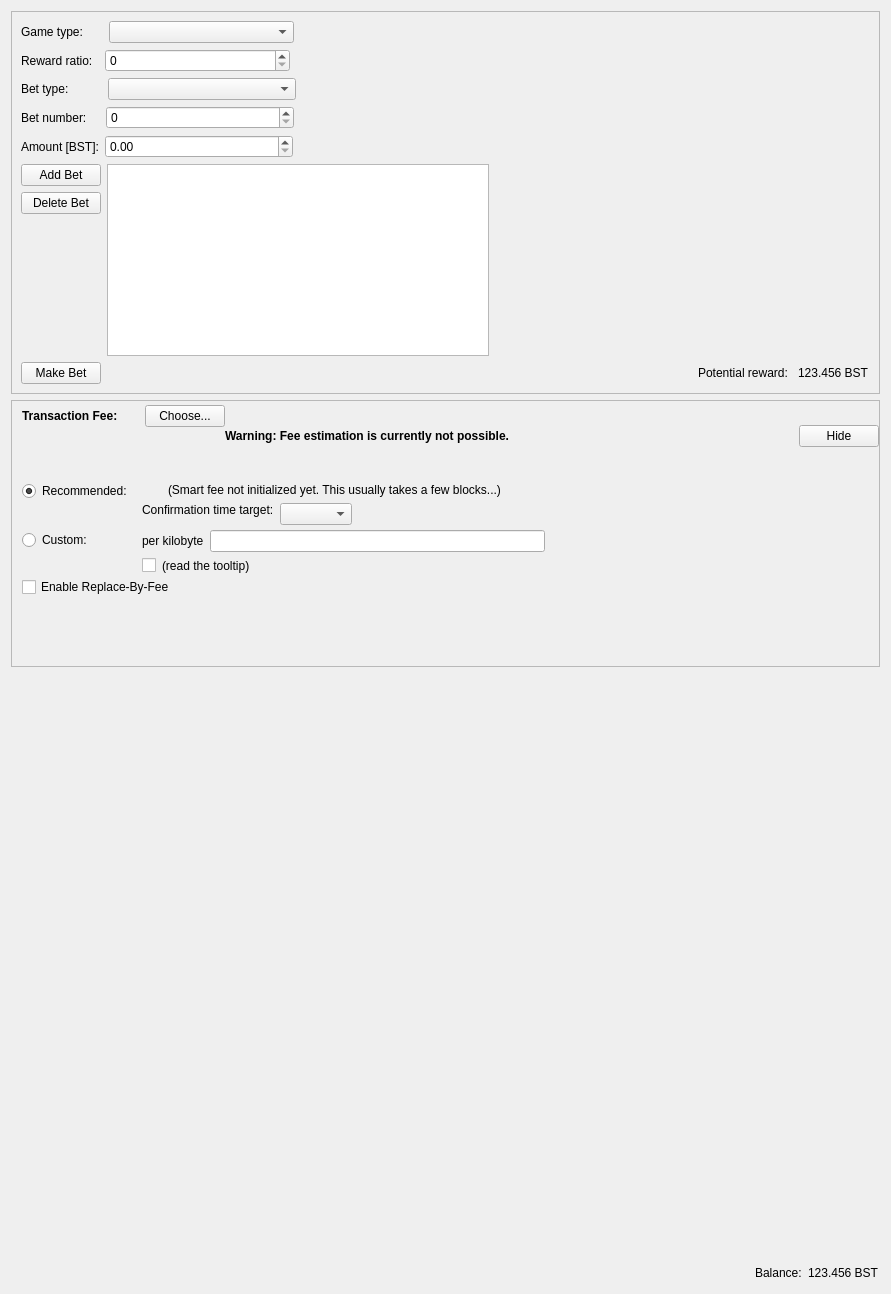
The window that src/qt/forms/gamepage.ui (opodgorska/bst) describes before a commit, drawn with Qt 5.
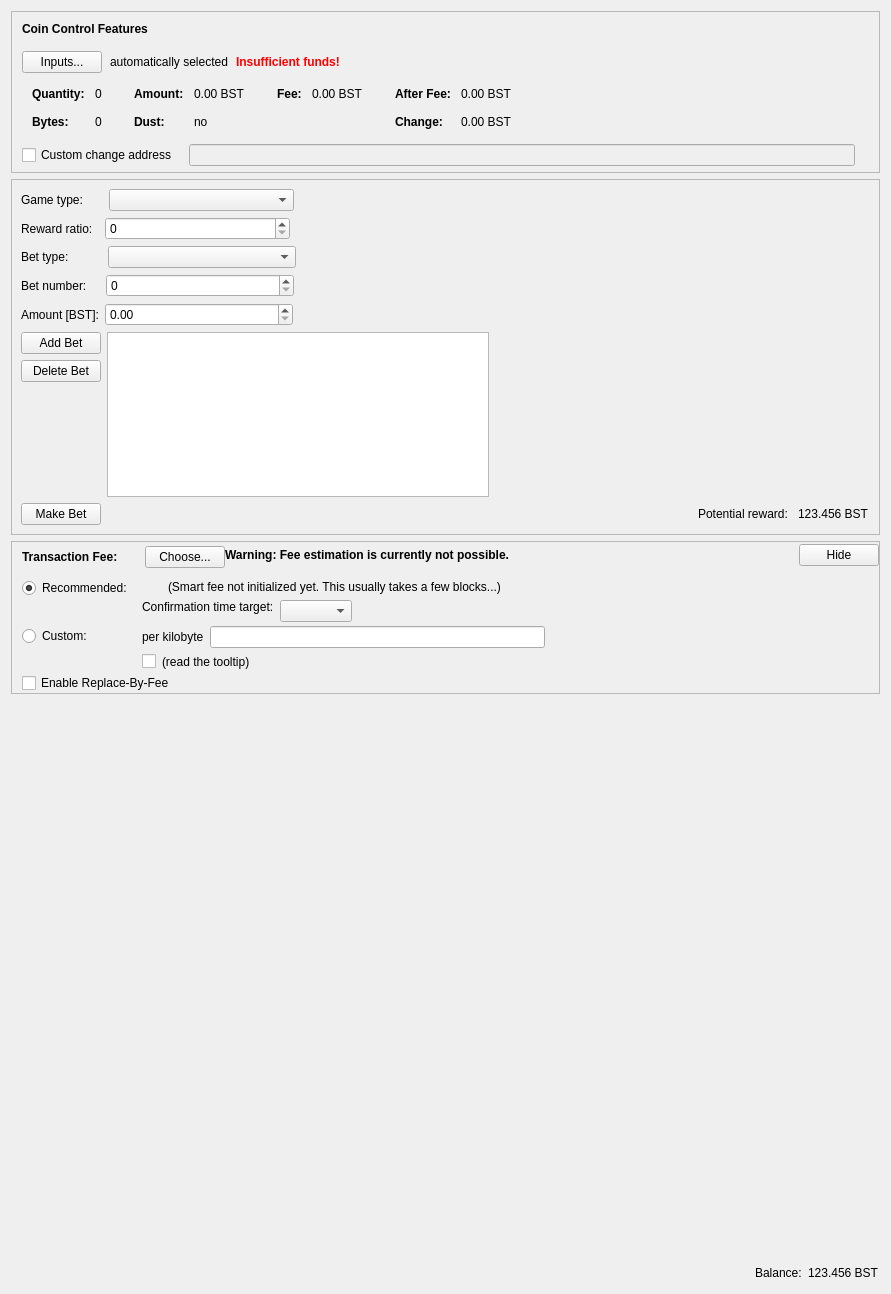
The same window after the commit. Custom widgets are drawn as their Qt base class.

Commit message: coin control feature added for games and blockstamp tabs

```diff
--- a/src/qt/forms/gamepage.ui
+++ b/src/qt/forms/gamepage.ui
@@ -13,7 +13,567 @@
   <property name="windowTitle">
    <string>Form</string>
   </property>
-  <layout class="QVBoxLayout" name="verticalLayout_7">
+  <layout class="QVBoxLayout" name="verticalLayout_3">
+   <item>
+    <widget class="QFrame" name="frameCoinControl">
+     <property name="sizePolicy">
+      <sizepolicy hsizetype="Expanding" vsizetype="Expanding">
+       <horstretch>0</horstretch>
+       <verstretch>0</verstretch>
+      </sizepolicy>
+     </property>
+     <property name="maximumSize">
+      <size>
+       <width>16777215</width>
+       <height>16777215</height>
+      </size>
+     </property>
+     <property name="frameShape">
+      <enum>QFrame::StyledPanel</enum>
+     </property>
+     <property name="frameShadow">
+      <enum>QFrame::Sunken</enum>
+     </property>
+     <layout class="QVBoxLayout" name="verticalLayoutCoinControl2">
+      <property name="spacing">
+       <number>0</number>
+      </property>
+      <property name="leftMargin">
+       <number>0</number>
+      </property>
+      <property name="topMargin">
+       <number>0</number>
+      </property>
+      <property name="rightMargin">
+       <number>0</number>
+      </property>
+      <property name="bottomMargin">
+       <number>6</number>
+      </property>
+      <item>
+       <layout class="QVBoxLayout" name="verticalLayoutCoinControl" stretch="0,0,0,0,1">
+        <property name="spacing">
+         <number>0</number>
+        </property>
+        <property name="leftMargin">
+         <number>10</number>
+        </property>
+        <property name="topMargin">
+         <number>10</number>
+        </property>
+        <item>
+         <layout class="QHBoxLayout" name="horizontalLayoutCoinControl1">
+          <property name="bottomMargin">
+           <number>15</number>
+          </property>
+          <item>
+           <widget class="QLabel" name="labelCoinControlFeatures">
+            <property name="sizePolicy">
+             <sizepolicy hsizetype="Preferred" vsizetype="Maximum">
+              <horstretch>0</horstretch>
+              <verstretch>0</verstretch>
+             </sizepolicy>
+            </property>
+            <property name="font">
+             <font>
+              <weight>75</weight>
+              <bold>true</bold>
+             </font>
+            </property>
+            <property name="styleSheet">
+             <string notr="true">font-weight:bold;</string>
+            </property>
+            <property name="text">
+             <string>Coin Control Features</string>
+            </property>
+           </widget>
+          </item>
+         </layout>
+        </item>
+        <item>
+         <layout class="QHBoxLayout" name="horizontalLayoutCoinControl2" stretch="0,0,0,0">
+          <property name="spacing">
+           <number>8</number>
+          </property>
+          <property name="bottomMargin">
+           <number>10</number>
+          </property>
+          <item>
+           <widget class="QPushButton" name="pushButtonCoinControl">
+            <property name="styleSheet">
+             <string notr="true"/>
+            </property>
+            <property name="text">
+             <string>Inputs...</string>
+            </property>
+            <property name="autoDefault">
+             <bool>false</bool>
+            </property>
+           </widget>
+          </item>
+          <item>
+           <widget class="QLabel" name="labelCoinControlAutomaticallySelected">
+            <property name="text">
+             <string>automatically selected</string>
+            </property>
+            <property name="margin">
+             <number>5</number>
+            </property>
+           </widget>
+          </item>
+          <item>
+           <widget class="QLabel" name="labelCoinControlInsuffFunds">
+            <property name="font">
+             <font>
+              <weight>75</weight>
+              <bold>true</bold>
+             </font>
+            </property>
+            <property name="styleSheet">
+             <string notr="true">color:red;font-weight:bold;</string>
+            </property>
+            <property name="text">
+             <string>Insufficient funds!</string>
+            </property>
+            <property name="margin">
+             <number>5</number>
+            </property>
+           </widget>
+          </item>
+          <item>
+           <spacer name="horizontalSpacerCoinControl">
+            <property name="orientation">
+             <enum>Qt::Horizontal</enum>
+            </property>
+            <property name="sizeHint" stdset="0">
+             <size>
+              <width>40</width>
+              <height>1</height>
+             </size>
+            </property>
+           </spacer>
+          </item>
+         </layout>
+        </item>
+        <item>
+         <widget class="QWidget" name="widgetCoinControl" native="true">
+          <property name="sizePolicy">
+           <sizepolicy hsizetype="Preferred" vsizetype="Preferred">
+            <horstretch>0</horstretch>
+            <verstretch>0</verstretch>
+           </sizepolicy>
+          </property>
+          <property name="minimumSize">
+           <size>
+            <width>0</width>
+            <height>0</height>
+           </size>
+          </property>
+          <property name="styleSheet">
+           <string notr="true"/>
+          </property>
+          <layout class="QHBoxLayout" name="horizontalLayoutCoinControl5">
+           <property name="leftMargin">
+            <number>0</number>
+           </property>
+           <property name="topMargin">
+            <number>0</number>
+           </property>
+           <property name="rightMargin">
+            <number>0</number>
+           </property>
+           <property name="bottomMargin">
+            <number>0</number>
+           </property>
+           <item>
+            <layout class="QHBoxLayout" name="horizontalLayoutCoinControl3" stretch="0,0,0,1">
+             <property name="spacing">
+              <number>20</number>
+             </property>
+             <property name="topMargin">
+              <number>0</number>
+             </property>
+             <property name="bottomMargin">
+              <number>10</number>
+             </property>
+             <item>
+              <layout class="QFormLayout" name="formLayoutCoinControl1">
+               <property name="horizontalSpacing">
+                <number>10</number>
+               </property>
+               <property name="verticalSpacing">
+                <number>14</number>
+               </property>
+               <property name="leftMargin">
+                <number>10</number>
+               </property>
+               <property name="topMargin">
+                <number>4</number>
+               </property>
+               <property name="rightMargin">
+                <number>6</number>
+               </property>
+               <item row="0" column="0">
+                <widget class="QLabel" name="labelCoinControlQuantityText">
+                 <property name="font">
+                  <font>
+                   <weight>75</weight>
+                   <bold>true</bold>
+                  </font>
+                 </property>
+                 <property name="text">
+                  <string>Quantity:</string>
+                 </property>
+                 <property name="margin">
+                  <number>0</number>
+                 </property>
+                </widget>
+               </item>
+               <item row="0" column="1">
+                <widget class="QLabel" name="labelCoinControlQuantity">
+                 <property name="cursor">
+                  <cursorShape>IBeamCursor</cursorShape>
+                 </property>
+                 <property name="contextMenuPolicy">
+                  <enum>Qt::ActionsContextMenu</enum>
+                 </property>
+                 <property name="text">
+                  <string notr="true">0</string>
+                 </property>
+                 <property name="margin">
+                  <number>0</number>
+                 </property>
+                 <property name="textInteractionFlags">
+                  <set>Qt::LinksAccessibleByMouse|Qt::TextSelectableByKeyboard|Qt::TextSelectableByMouse</set>
+                 </property>
+                </widget>
+               </item>
+               <item row="1" column="0">
+                <widget class="QLabel" name="labelCoinControlBytesText">
+                 <property name="font">
+                  <font>
+                   <weight>75</weight>
+                   <bold>true</bold>
+                  </font>
+                 </property>
+                 <property name="text">
+                  <string>Bytes:</string>
+                 </property>
+                </widget>
+               </item>
+               <item row="1" column="1">
+                <widget class="QLabel" name="labelCoinControlBytes">
+                 <property name="cursor">
+                  <cursorShape>IBeamCursor</cursorShape>
+                 </property>
+                 <property name="contextMenuPolicy">
+                  <enum>Qt::ActionsContextMenu</enum>
+                 </property>
+                 <property name="text">
+                  <string notr="true">0</string>
+                 </property>
+                 <property name="textInteractionFlags">
+                  <set>Qt::LinksAccessibleByMouse|Qt::TextSelectableByKeyboard|Qt::TextSelectableByMouse</set>
+                 </property>
+                </widget>
+               </item>
+              </layout>
+             </item>
+             <item>
+              <layout class="QFormLayout" name="formLayoutCoinControl2">
+               <property name="horizontalSpacing">
+                <number>10</number>
+               </property>
+               <property name="verticalSpacing">
+                <number>14</number>
+               </property>
+               <property name="leftMargin">
+                <number>6</number>
+               </property>
+               <property name="topMargin">
+                <number>4</number>
+               </property>
+               <property name="rightMargin">
+                <number>6</number>
+               </property>
+               <item row="0" column="0">
+                <widget class="QLabel" name="labelCoinControlAmountText">
+                 <property name="font">
+                  <font>
+                   <weight>75</weight>
+                   <bold>true</bold>
+                  </font>
+                 </property>
+                 <property name="text">
+                  <string>Amount:</string>
+                 </property>
+                 <property name="margin">
+                  <number>0</number>
+                 </property>
+                </widget>
+               </item>
+               <item row="0" column="1">
+                <widget class="QLabel" name="labelCoinControlAmount">
+                 <property name="cursor">
+                  <cursorShape>IBeamCursor</cursorShape>
+                 </property>
+                 <property name="contextMenuPolicy">
+                  <enum>Qt::ActionsContextMenu</enum>
+                 </property>
+                 <property name="text">
+                  <string notr="true">0.00 BST</string>
+                 </property>
+                 <property name="textInteractionFlags">
+                  <set>Qt::LinksAccessibleByMouse|Qt::TextSelectableByKeyboard|Qt::TextSelectableByMouse</set>
+                 </property>
+                </widget>
+               </item>
+               <item row="1" column="0">
+                <widget class="QLabel" name="labelCoinControlLowOutputText">
+                 <property name="font">
+                  <font>
+                   <weight>75</weight>
+                   <bold>true</bold>
+                  </font>
+                 </property>
+                 <property name="text">
+                  <string>Dust:</string>
+                 </property>
+                </widget>
+               </item>
+               <item row="1" column="1">
+                <widget class="QLabel" name="labelCoinControlLowOutput">
+                 <property name="cursor">
+                  <cursorShape>IBeamCursor</cursorShape>
+                 </property>
+                 <property name="contextMenuPolicy">
+                  <enum>Qt::ActionsContextMenu</enum>
+                 </property>
+                 <property name="text">
+                  <string notr="true">no</string>
+                 </property>
+                 <property name="textInteractionFlags">
+                  <set>Qt::LinksAccessibleByMouse|Qt::TextSelectableByKeyboard|Qt::TextSelectableByMouse</set>
+                 </property>
+                </widget>
+               </item>
+              </layout>
+             </item>
+             <item>
+              <layout class="QFormLayout" name="formLayoutCoinControl3">
+               <property name="horizontalSpacing">
+                <number>10</number>
+               </property>
+               <property name="verticalSpacing">
+                <number>14</number>
+               </property>
+               <property name="leftMargin">
+                <number>6</number>
+               </property>
+               <property name="topMargin">
+                <number>4</number>
+               </property>
+               <property name="rightMargin">
+                <number>6</number>
+               </property>
+               <item row="0" column="0">
+                <widget class="QLabel" name="labelCoinControlFeeText">
+                 <property name="font">
+                  <font>
+                   <weight>75</weight>
+                   <bold>true</bold>
+                  </font>
+                 </property>
+                 <property name="text">
+                  <string>Fee:</string>
+                 </property>
+                 <property name="margin">
+                  <number>0</number>
+                 </property>
+                </widget>
+               </item>
+               <item row="0" column="1">
+                <widget class="QLabel" name="labelCoinControlFee">
+                 <property name="cursor">
+                  <cursorShape>IBeamCursor</cursorShape>
+                 </property>
+                 <property name="contextMenuPolicy">
+                  <enum>Qt::ActionsContextMenu</enum>
+                 </property>
+                 <property name="text">
+                  <string notr="true">0.00 BST</string>
+                 </property>
+                 <property name="textInteractionFlags">
+                  <set>Qt::LinksAccessibleByMouse|Qt::TextSelectableByKeyboard|Qt::TextSelectableByMouse</set>
+                 </property>
+                </widget>
+               </item>
+              </layout>
+             </item>
+             <item>
+              <layout class="QFormLayout" name="formLayoutCoinControl4">
+               <property name="horizontalSpacing">
+                <number>10</number>
+               </property>
+               <property name="verticalSpacing">
+                <number>14</number>
+               </property>
+               <property name="leftMargin">
+                <number>6</number>
+               </property>
+               <property name="topMargin">
+                <number>4</number>
+               </property>
+               <property name="rightMargin">
+                <number>6</number>
+               </property>
+               <item row="0" column="0">
+                <widget class="QLabel" name="labelCoinControlAfterFeeText">
+                 <property name="font">
+                  <font>
+                   <weight>75</weight>
+                   <bold>true</bold>
+                  </font>
+                 </property>
+                 <property name="text">
+                  <string>After Fee:</string>
+                 </property>
+                 <property name="margin">
+                  <number>0</number>
+                 </property>
+                </widget>
+               </item>
+               <item row="0" column="1">
+                <widget class="QLabel" name="labelCoinControlAfterFee">
+                 <property name="cursor">
+                  <cursorShape>IBeamCursor</cursorShape>
+                 </property>
+                 <property name="contextMenuPolicy">
+                  <enum>Qt::ActionsContextMenu</enum>
+                 </property>
+                 <property name="text">
+                  <string notr="true">0.00 BST</string>
+                 </property>
+                 <property name="textInteractionFlags">
+                  <set>Qt::LinksAccessibleByMouse|Qt::TextSelectableByKeyboard|Qt::TextSelectableByMouse</set>
+                 </property>
+                </widget>
+               </item>
+               <item row="1" column="0">
+                <widget class="QLabel" name="labelCoinControlChangeText">
+                 <property name="font">
+                  <font>
+                   <weight>75</weight>
+                   <bold>true</bold>
+                  </font>
+                 </property>
+                 <property name="text">
+                  <string>Change:</string>
+                 </property>
+                </widget>
+               </item>
+               <item row="1" column="1">
+                <widget class="QLabel" name="labelCoinControlChange">
+                 <property name="cursor">
+                  <cursorShape>IBeamCursor</cursorShape>
+                 </property>
+                 <property name="contextMenuPolicy">
+                  <enum>Qt::ActionsContextMenu</enum>
+                 </property>
+                 <property name="text">
+                  <string notr="true">0.00 BST</string>
+                 </property>
+                 <property name="textInteractionFlags">
+                  <set>Qt::LinksAccessibleByMouse|Qt::TextSelectableByKeyboard|Qt::TextSelectableByMouse</set>
+                 </property>
+                </widget>
+               </item>
+              </layout>
+             </item>
+            </layout>
+           </item>
+          </layout>
+         </widget>
+        </item>
+        <item>
+         <layout class="QHBoxLayout" name="horizontalLayoutCoinControl4" stretch="0,0,0">
+          <property name="spacing">
+           <number>12</number>
+          </property>
+          <property name="sizeConstraint">
+           <enum>QLayout::SetDefaultConstraint</enum>
+          </property>
+          <property name="topMargin">
+           <number>5</number>
+          </property>
+          <property name="rightMargin">
+           <number>5</number>
+          </property>
+          <item>
+           <widget class="QCheckBox" name="checkBoxCoinControlChange">
+            <property name="toolTip">
+             <string>If this is activated, but the change address is empty or invalid, change will be sent to a newly generated address.</string>
+            </property>
+            <property name="text">
+             <string>Custom change address</string>
+            </property>
+           </widget>
+          </item>
+          <item>
+           <widget class="QValidatedLineEdit" name="lineEditCoinControlChange">
+            <property name="enabled">
+             <bool>false</bool>
+            </property>
+            <property name="sizePolicy">
+             <sizepolicy hsizetype="Expanding" vsizetype="Fixed">
+              <horstretch>0</horstretch>
+              <verstretch>0</verstretch>
+             </sizepolicy>
+            </property>
+           </widget>
+          </item>
+          <item>
+           <widget class="QLabel" name="labelCoinControlChangeLabel">
+            <property name="sizePolicy">
+             <sizepolicy hsizetype="Preferred" vsizetype="Expanding">
+              <horstretch>0</horstretch>
+              <verstretch>0</verstretch>
+             </sizepolicy>
+            </property>
+            <property name="minimumSize">
+             <size>
+              <width>0</width>
+              <height>0</height>
+             </size>
+            </property>
+            <property name="text">
+             <string/>
+            </property>
+            <property name="margin">
+             <number>3</number>
+            </property>
+           </widget>
+          </item>
+         </layout>
+        </item>
+        <item>
+         <spacer name="verticalSpacerCoinControl">
+          <property name="orientation">
+           <enum>Qt::Vertical</enum>
+          </property>
+          <property name="sizeHint" stdset="0">
+           <size>
+            <width>800</width>
+            <height>1</height>
+           </size>
+          </property>
+         </spacer>
+        </item>
+       </layout>
+      </item>
+     </layout>
+    </widget>
+   </item>
    <item>
     <widget class="QFrame" name="frameMakeBet">
      <property name="frameShape">
@@ -864,6 +1424,11 @@
   </layout>
  </widget>
  <customwidgets>
+  <customwidget>
+   <class>QValidatedLineEdit</class>
+   <extends>QLineEdit</extends>
+   <header>qt/qvalidatedlineedit.h</header>
+  </customwidget>
   <customwidget>
    <class>BitcoinAmountField</class>
    <extends>QLineEdit</extends>
```
The commit also changes 9 other files.
